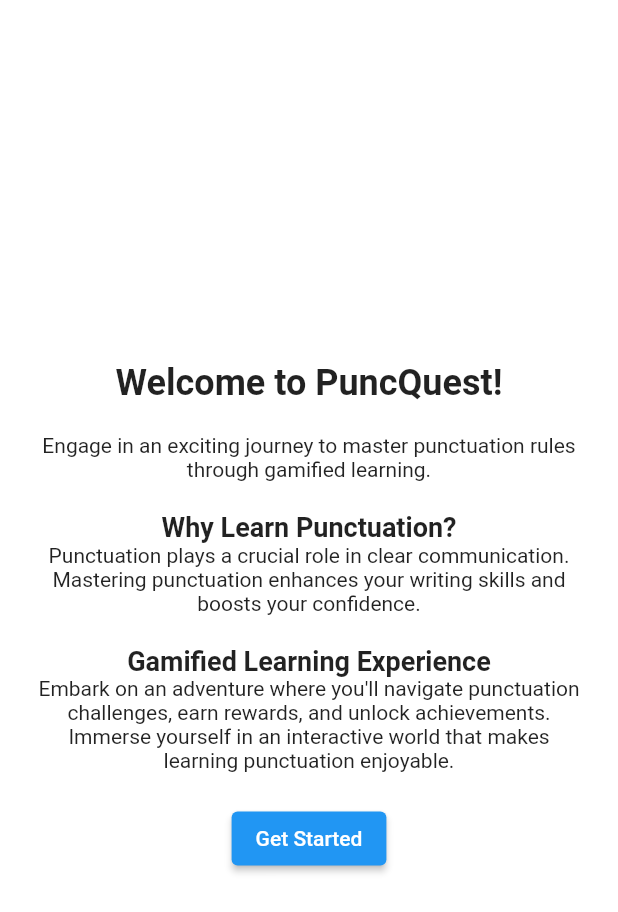
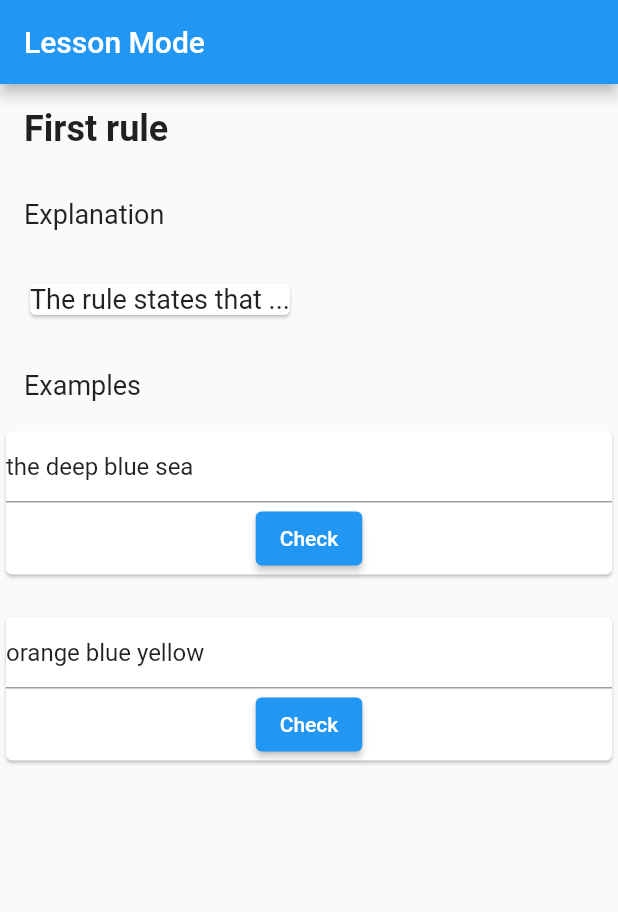
Before and after one commit to jamal-o/punc_quest, a Flutter app: the screen it shows after launch, on a phone screen of 412 x 824 dp. Shown: the top 912 px of the screen. Run offline on Flutter 3.47's test engine with Material 2 defaults, Android fonts, the phone set to English and light mode, and no system bars; our stand-ins replace go_router.

Commit message:
working on interactive example

```diff
--- a/lib/constants.dart
+++ b/lib/constants.dart
@@ -2,3 +2,4 @@ const onboardingScreen = 'onboardingScreen';
 const punctuationMarksScreen = 'punctuationMarksScreen';
 const lessonsScreen = 'lessonsScreen';
 const challengeScreen = 'challengeScreen';
+const chaptersScreen = 'chaptersScreen';
--- /dev/null
+++ b/lib/models/lesson_data.dart
@@ -0,0 +1,32 @@
+class LessonData {
+  fetch(String lessonId) {
+    return lessonData[lessonId];
+  }
+
+  var lessonData = {
+    'comma1': {
+      'examples': [
+        {
+          'prompt': 'the deep blue sea',
+          'answer': 'the deep, blue sea',
+        },
+        {
+          'prompt': 'orange blue yellow',
+          'answer': 'orange, blue, yellow',
+        }
+      ],
+      'title': 'First rule',
+      'explanation': 'The rule states that ...',
+    },
+    'comma2': {
+      'examples': [
+        {
+          'prompt': 'Thuggery sinister thuggery',
+          'answer': 'Thuggery, sinister thuggery',
+        }
+      ],
+      'title': 'Second rule',
+      'explanation': 'The rule states that...',
+    },
+  };
+}
--- a/lib/models/lesson_model.dart
+++ b/lib/models/lesson_model.dart
@@ -1,7 +1,13 @@
 class Lesson {
+  Lesson(
+      {required this.examples, required this.title, required this.explanation});
   late List<Example> examples;
   late String title;
   late String explanation;
 }
 
-class Example {}
+class Example {
+  Example({required this.prompt, required this.answer});
+  late String prompt;
+  late String answer;
+}
--- a/lib/navigation_and_state/navigation.dart
+++ b/lib/navigation_and_state/navigation.dart
@@ -2,7 +2,6 @@ import 'package:flutter/material.dart';
 import 'package:go_router/go_router.dart';
 
 import 'package:punc_quest/constants.dart';
-import 'package:punc_quest/screens/challenge_screen.dart';
 
 import 'package:punc_quest/screens/screens.dart';
 
@@ -10,8 +9,8 @@ class AppRouter extends ChangeNotifier {
   final router = GoRouter(
     debugLogDiagnostics: true,
     //TODO: add refresh Listnebale
-    initialLocation: '/$onboardingScreen',
-    // initialLocation: '/$punctuationMarksScreen',
+    // initialLocation: '/$onboardingScreen',
+    initialLocation: '/$lessonsScreen/comma1',
     routes: [
       GoRoute(
         path: '/$onboardingScreen',
@@ -24,15 +23,22 @@ class AppRouter extends ChangeNotifier {
         builder: (context, state) => const PunctuationIntroScreen(),
       ),
       GoRoute(
-        path: '/$lessonsScreen',
+        path: '/$lessonsScreen/:lessonId',
         name: lessonsScreen,
-        builder: (context, state) => ChaptersScreen(),
+        builder: (context, state) => LessonScreen(
+          lessonId: state.pathParameters['lessonId']!,
+        ),
       ),
       GoRoute(
         path: '/$challengeScreen',
         name: challengeScreen,
         builder: (context, state) => const ChallengeScreen(),
-      )
+      ),
+      GoRoute(
+        path: '/$chaptersScreen',
+        name: chaptersScreen,
+        builder: (context, state) => const ChaptersScreen(),
+      ),
     ],
   );
 }
--- a/lib/screens/lesson_screen.dart
+++ b/lib/screens/lesson_screen.dart
@@ -1,12 +1,32 @@
 import 'package:flutter/material.dart';
+import 'package:punc_quest/models/lesson_data.dart';
 import 'package:punc_quest/models/lesson_model.dart';
 
-class PunctuationRuleScreen extends StatelessWidget {
-  const PunctuationRuleScreen({required this.lessonData, super.key});
+class LessonScreen extends StatelessWidget {
+  const LessonScreen({required this.lessonId, super.key});
 
-  final Lesson lessonData;
+  final String lessonId;
+  //GOTO
+
   @override
   Widget build(BuildContext context) {
+    final Map<String, Object> rawLessonData = LessonData().fetch(lessonId);
+
+    List<Map<String, String>> rawExamples =
+        rawLessonData['examples'] as List<Map<String, String>>;
+
+    var examples = rawExamples.map<Example>((example) {
+      return Example(
+        prompt: example['prompt'] as String,
+        answer: example['answer'] as String,
+      );
+    });
+    Lesson lessonData = Lesson(
+      examples: examples.toList(),
+      title: rawLessonData['title'] as String,
+      explanation: rawLessonData['explanation'] as String,
+    );
+
     return Scaffold(
       appBar: AppBar(
         title: const Text('Lesson Mode'),
@@ -48,13 +68,16 @@ class PunctuationRuleScreen extends StatelessWidget {
                 style: TextStyle(fontSize: 18.0),
               ),
             ),
-            ListView.separated(
-              itemBuilder: (context, index) =>
-                  const InteractiveExample(lessonData.examples[index]),
-              separatorBuilder: (context, index) => const SizedBox(
-                height: 20,
+            Container(
+              height: 400,
+              child: ListView.separated(
+                itemBuilder: (context, index) =>
+                    InteractiveExample(lessonData.examples[index]),
+                separatorBuilder: (context, index) => const SizedBox(
+                  height: 20,
+                ),
+                itemCount: lessonData.examples.length,
               ),
-              itemCount: lessonData.examples.length,
             ),
             // Add visual explanation widgets here
           ],
@@ -65,23 +88,37 @@ class PunctuationRuleScreen extends StatelessWidget {
 }
 
 class InteractiveExample extends StatefulWidget {
-  InteractiveExample({required this.example, super.key});
+  InteractiveExample(this.example, {super.key});
   Example example;
   @override
   State<InteractiveExample> createState() => _InteractiveExampleState();
 }
 
 class _InteractiveExampleState extends State<InteractiveExample> {
+  TextEditingController textFieldController = TextEditingController();
+  late Example _example;
+  @override
+  initState() {
+    _example = widget.example;
+    textFieldController.value = TextEditingValue(text: _example.prompt);
+    super.initState();
+  }
+
+  checkAnswer() {}
+
   @override
   Widget build(BuildContext context) {
     return Container(
       child: Card(
         child: Column(
           children: [
-            TextField(),
+            TextField(
+              controller: textFieldController,
+              autocorrect: false,
+            ),
             ElevatedButton(
-              onPressed: onPressed,
-              child: child,
+              onPressed: checkAnswer,
+              child: const Text('Check'),
             ),
           ],
         ),
--- a/lib/screens/punctuation_intro_screen.dart
+++ b/lib/screens/punctuation_intro_screen.dart
@@ -66,7 +66,7 @@ class PunctuationIntroScreen extends StatelessWidget {
             ElevatedButton(
               onPressed: () => Provider.of<AppRouter>(context, listen: false)
                   .router
-                  .goNamed(lessonsScreen),
+                  .goNamed(chaptersScreen),
               child: const Text('Learning Pages'),
             ),
           ],
--- a/lib/screens/screens.dart
+++ b/lib/screens/screens.dart
@@ -1,5 +1,5 @@
-import 'package:punc_quest/screens/onboarding_screen.dart';
-
 export 'punctuation_intro_screen.dart';
 export 'onboarding_screen.dart';
 export 'chapters_screen.dart';
+export 'lesson_screen.dart';
+export 'challenge_screen.dart';
```
Also changed, not shown: lib/screens/chapters_screen.dart (+28 -16 lines).
